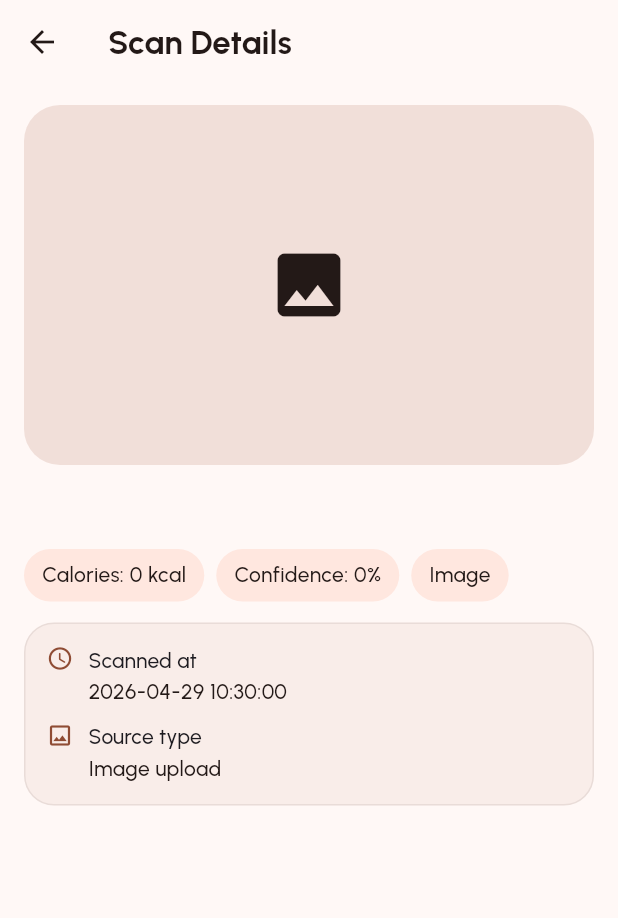
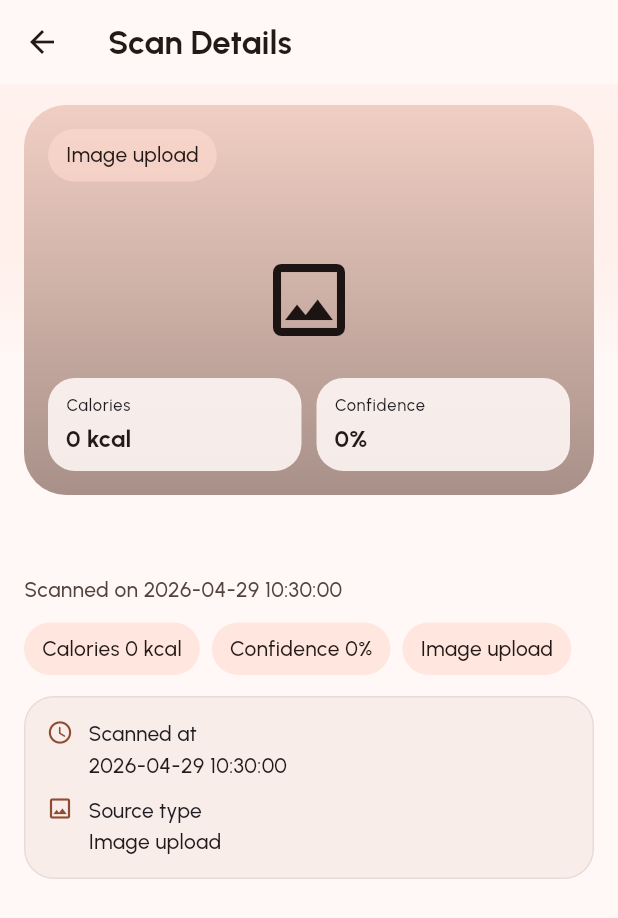
Before and after one commit to khamar21/Meal-Detector-, a Flutter app: the ScanDetailPage screen opened directly with empty values, on a phone screen of 412 x 824 dp. Shown: the top 918 px of the screen. Run offline on Flutter 3.47's test engine with Material 3 defaults, Android fonts, the light colour scheme and no system bars; our stand-ins replace flutter_image_compress, flutter_riverpod, google_fonts, image_picker, shared_preferences, speech_to_text; accounts and stored records are empty.

Commit message:
updated code

```diff
--- a/lib/features/history/scan_detail_page.dart
+++ b/lib/features/history/scan_detail_page.dart
@@ -14,41 +14,58 @@ class ScanDetailPage extends StatelessWidget {
     final image = result.source != null ? File(result.source!) : null;
     final hasImage = image != null && image.existsSync();
     final colorScheme = Theme.of(context).colorScheme;
+    final textTheme = Theme.of(context).textTheme;
+
+    final sourceLabel = result.sourceType == PredictionSource.voice
+        ? 'Voice input'
+        : 'Image upload';
+    final sourceIcon = result.sourceType == PredictionSource.voice
+        ? Icons.mic_rounded
+        : Icons.image_outlined;
 
     return Scaffold(
       appBar: AppBar(title: const Text('Scan Details')),
-      body: ListView(
+      body: DecoratedBox(
+        decoration: BoxDecoration(
+          gradient: LinearGradient(
+            begin: Alignment.topCenter,
+            end: Alignment.bottomCenter,
+            colors: [
+              colorScheme.primaryContainer.withValues(alpha: 0.18),
+              colorScheme.surface,
+              colorScheme.surface,
+            ],
+            stops: const [0, 0.24, 1],
+          ),
+        ),
+        child: ListView(
           padding: const EdgeInsets.fromLTRB(16, 14, 16, 22),
           children: [
-          ClipRRect(
-            borderRadius: BorderRadius.circular(24),
-            child: hasImage
-                ? Image.file(image, height: 240, fit: BoxFit.cover)
-                : Container(
-                    height: 240,
-                    color: colorScheme.surfaceContainerHighest,
-                    child: Icon(
-                      result.sourceType == PredictionSource.voice
-                          ? Icons.mic
-                          : Icons.image,
-                      size: 56,
+            _HeroPreview(
+              image: image,
+              hasImage: hasImage,
+              fallbackIcon: sourceIcon,
+              sourceLabel: sourceLabel,
+              caloriesLabel: result.caloriesLabel,
+              confidenceLabel: result.confidenceLabel,
+            ),
+            const SizedBox(height: 16),
+            Text(result.food, style: textTheme.headlineSmall),
+            const SizedBox(height: 6),
+            Text(
+              'Scanned on ${_formatTimestamp(result.timestamp)}',
+              style: textTheme.bodyMedium?.copyWith(
+                color: colorScheme.onSurfaceVariant,
               ),
             ),
-          ),
-          const SizedBox(height: 16),
-          Text(result.food, style: Theme.of(context).textTheme.headlineSmall),
-          const SizedBox(height: 8),
+            const SizedBox(height: 12),
             Wrap(
               spacing: 8,
               runSpacing: 8,
               children: [
-              _Tag(label: 'Calories: ${result.caloriesLabel}'),
-              _Tag(label: 'Confidence: ${result.confidenceLabel}'),
-              _Tag(
-                label: result.sourceType == PredictionSource.voice
-                    ? 'Voice'
-                    : 'Image',
-              ),
+                _Tag(label: 'Calories ${result.caloriesLabel}'),
+                _Tag(label: 'Confidence ${result.confidenceLabel}'),
+                _Tag(label: sourceLabel),
               ],
             ),
             const SizedBox(height: 14),
@@ -61,13 +78,9 @@ class ScanDetailPage extends StatelessWidget {
                 ),
                 const SizedBox(height: 10),
                 _DetailRow(
-                icon: result.sourceType == PredictionSource.voice
-                    ? Icons.mic_rounded
-                    : Icons.image_outlined,
+                  icon: sourceIcon,
                   label: 'Source type',
-                value: result.sourceType == PredictionSource.voice
-                    ? 'Voice input'
-                    : 'Image upload',
+                  value: sourceLabel,
                 ),
                 if (result.source != null &&
                     result.source!.trim().isNotEmpty) ...[
@@ -83,39 +96,162 @@ class ScanDetailPage extends StatelessWidget {
             if (result.voiceInput != null &&
                 result.voiceInput!.trim().isNotEmpty) ...[
               const SizedBox(height: 14),
-            Text('Voice query: "${result.voiceInput}"'),
+              _SectionCard(
+                title: 'Voice query',
+                child: Text('"${result.voiceInput}"'),
+              ),
             ],
+            if (result.nutrition.hasData) ...[
               const SizedBox(height: 16),
-          if (result.nutrition.hasData) _NutritionSection(result: result),
+              _SectionCard(
+                title: 'Nutrition breakdown',
+                child: _NutritionSection(result: result),
+              ),
+            ],
             if (result.ingredients.isNotEmpty) ...[
               const SizedBox(height: 16),
-            Text('Ingredients', style: Theme.of(context).textTheme.titleLarge),
-            const SizedBox(height: 8),
-            Wrap(
+              _SectionCard(
+                title: 'Ingredients',
+                child: Wrap(
                   spacing: 8,
                   runSpacing: 8,
                   children: result.ingredients
                       .map((item) => _Tag(label: item))
                       .toList(growable: false),
                 ),
+              ),
             ],
             if (result.ingredientDetails.isNotEmpty) ...[
               const SizedBox(height: 16),
-            Text(
-              'Ingredient details',
-              style: Theme.of(context).textTheme.titleLarge,
+              _SectionCard(
+                title: 'Ingredient details',
+                child: Column(
+                  children: result.ingredientDetails
+                      .map(
+                        (item) => Padding(
+                          padding: const EdgeInsets.only(bottom: 10),
+                          child: _IngredientTile(detail: item),
                         ),
-            const SizedBox(height: 8),
-            ...result.ingredientDetails.map(
-              (item) => ListTile(
-                dense: true,
-                contentPadding: EdgeInsets.zero,
-                leading: const Icon(Icons.local_dining_outlined),
-                title: Text(item.name),
-                subtitle: item.calories == null ? null : Text(item.calories!),
+                      )
+                      .toList(growable: false),
                 ),
               ),
             ],
+          ],
+        ),
+      ),
+    );
+  }
+}
+
+class _HeroPreview extends StatelessWidget {
+  const _HeroPreview({
+    required this.image,
+    required this.hasImage,
+    required this.fallbackIcon,
+    required this.sourceLabel,
+    required this.caloriesLabel,
+    required this.confidenceLabel,
+  });
+
+  final File? image;
+  final bool hasImage;
+  final IconData fallbackIcon;
+  final String sourceLabel;
+  final String caloriesLabel;
+  final String confidenceLabel;
+
+  @override
+  Widget build(BuildContext context) {
+    final colorScheme = Theme.of(context).colorScheme;
+
+    return ClipRRect(
+      borderRadius: BorderRadius.circular(28),
+      child: Stack(
+        children: [
+          SizedBox(
+            height: 260,
+            width: double.infinity,
+            child: hasImage
+                ? Image.file(image!, fit: BoxFit.cover)
+                : Container(
+                    decoration: BoxDecoration(
+                      gradient: LinearGradient(
+                        begin: Alignment.topLeft,
+                        end: Alignment.bottomRight,
+                        colors: [
+                          colorScheme.primaryContainer,
+                          colorScheme.secondaryContainer,
+                        ],
+                      ),
+                    ),
+                    child: Icon(fallbackIcon, size: 64),
+                  ),
+          ),
+          Positioned.fill(
+            child: DecoratedBox(
+              decoration: BoxDecoration(
+                gradient: LinearGradient(
+                  begin: Alignment.topCenter,
+                  end: Alignment.bottomCenter,
+                  colors: [
+                    Colors.black.withValues(alpha: 0.06),
+                    Colors.black.withValues(alpha: 0.34),
+                  ],
+                ),
+              ),
+            ),
+          ),
+          Positioned(
+            left: 16,
+            right: 16,
+            bottom: 16,
+            child: Row(
+              children: [
+                Expanded(
+                  child: _MiniStat(label: 'Calories', value: caloriesLabel),
+                ),
+                const SizedBox(width: 10),
+                Expanded(
+                  child: _MiniStat(label: 'Confidence', value: confidenceLabel),
+                ),
+              ],
+            ),
+          ),
+          Positioned(top: 16, left: 16, child: _Tag(label: sourceLabel)),
+        ],
+      ),
+    );
+  }
+}
+
+class _MiniStat extends StatelessWidget {
+  const _MiniStat({required this.label, required this.value});
+
+  final String label;
+  final String value;
+
+  @override
+  Widget build(BuildContext context) {
+    final colorScheme = Theme.of(context).colorScheme;
+
+    return Container(
+      padding: const EdgeInsets.symmetric(horizontal: 12, vertical: 10),
+      decoration: BoxDecoration(
+        color: colorScheme.surface.withValues(alpha: 0.88),
+        borderRadius: BorderRadius.circular(18),
+      ),
+      child: Column(
+        crossAxisAlignment: CrossAxisAlignment.start,
+        children: [
+          Text(label, style: Theme.of(context).textTheme.labelSmall),
+          const SizedBox(height: 2),
+          Text(
+            value,
+            maxLines: 1,
+            overflow: TextOverflow.ellipsis,
+            style: Theme.of(context).textTheme.titleMedium,
+          ),
         ],
       ),
     );
@@ -142,6 +278,36 @@ class _DetailPanel extends StatelessWidget {
       child: Column(
         crossAxisAlignment: CrossAxisAlignment.start,
         children: children,
+      ),
+    );
+  }
+}
+
+class _SectionCard extends StatelessWidget {
+  const _SectionCard({required this.title, required this.child});
+
+  final String title;
+  final Widget child;
+
+  @override
+  Widget build(BuildContext context) {
+    final colorScheme = Theme.of(context).colorScheme;
+
+    return Container(
+      width: double.infinity,
+      padding: const EdgeInsets.all(16),
+      decoration: BoxDecoration(
+        color: colorScheme.surfaceContainerHighest.withValues(alpha: 0.5),
+        borderRadius: BorderRadius.circular(24),
+        border: Border.all(color: colorScheme.outline.withValues(alpha: 0.12)),
+      ),
+      child: Column(
+        crossAxisAlignment: CrossAxisAlignment.start,
+        children: [
+          Text(title, style: Theme.of(context).textTheme.titleMedium),
+          const SizedBox(height: 12),
+          child,
+        ],
       ),
     );
   }
@@ -190,13 +356,7 @@ class _NutritionSection extends StatelessWidget {
   @override
   Widget build(BuildContext context) {
     return Column(
-      crossAxisAlignment: CrossAxisAlignment.start,
       children: [
-        Text(
-          'Nutrition breakdown',
-          style: Theme.of(context).textTheme.titleLarge,
-        ),
-        const SizedBox(height: 8),
         _Bar(
           label: 'Protein',
           icon: Icons.fitness_center,
@@ -218,6 +378,52 @@ class _NutritionSection extends StatelessWidget {
           max: 45,
         ),
       ],
+    );
+  }
+}
+
+class _IngredientTile extends StatelessWidget {
+  const _IngredientTile({required this.detail});
+
+  final IngredientDetail detail;
+
+  @override
+  Widget build(BuildContext context) {
+    final colorScheme = Theme.of(context).colorScheme;
+
+    return Container(
+      padding: const EdgeInsets.all(12),
+      decoration: BoxDecoration(
+        color: colorScheme.surface.withValues(alpha: 0.7),
+        borderRadius: BorderRadius.circular(18),
+      ),
+      child: Row(
+        crossAxisAlignment: CrossAxisAlignment.start,
+        children: [
+          Icon(Icons.local_dining_outlined, color: colorScheme.primary),
+          const SizedBox(width: 10),
+          Expanded(
+            child: Column(
+              crossAxisAlignment: CrossAxisAlignment.start,
+              children: [
+                Text(
+                  detail.name,
+                  style: Theme.of(context).textTheme.titleSmall,
+                ),
+                if (detail.calories != null) ...[
+                  const SizedBox(height: 2),
+                  Text(
+                    detail.calories!,
+                    style: Theme.of(context).textTheme.bodyMedium?.copyWith(
+                      color: colorScheme.onSurfaceVariant,
+                    ),
+                  ),
+                ],
+              ],
+            ),
+          ),
+        ],
+      ),
     );
   }
 }
```
Lines whose indentation alone changed are shown as unchanged.
